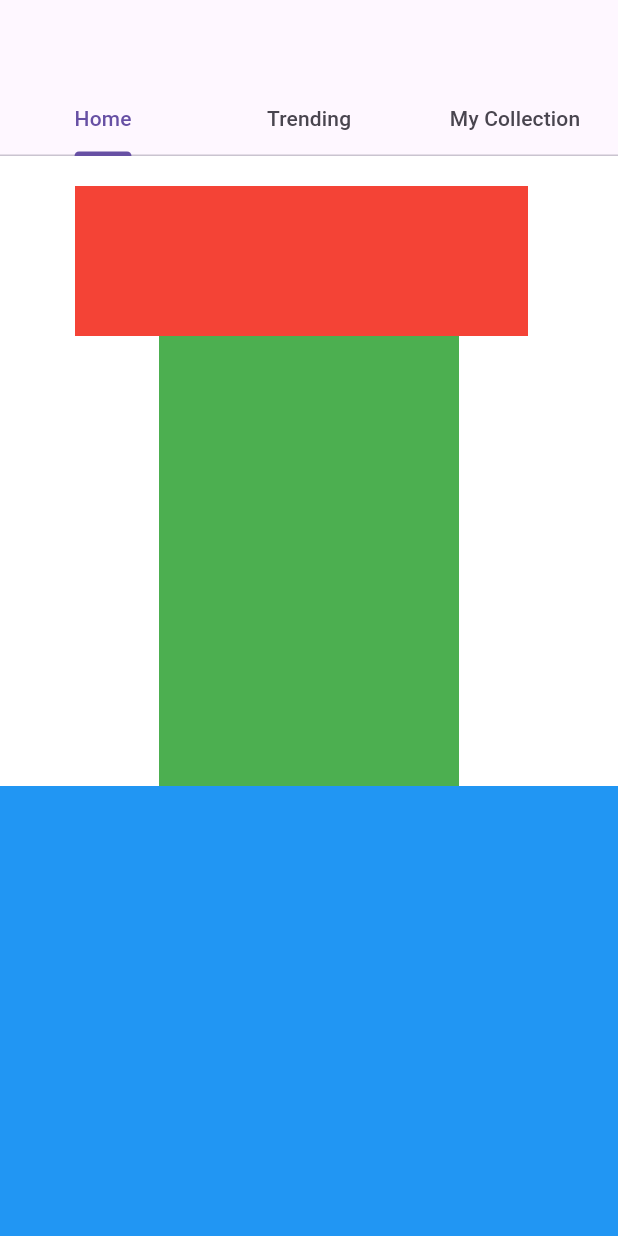
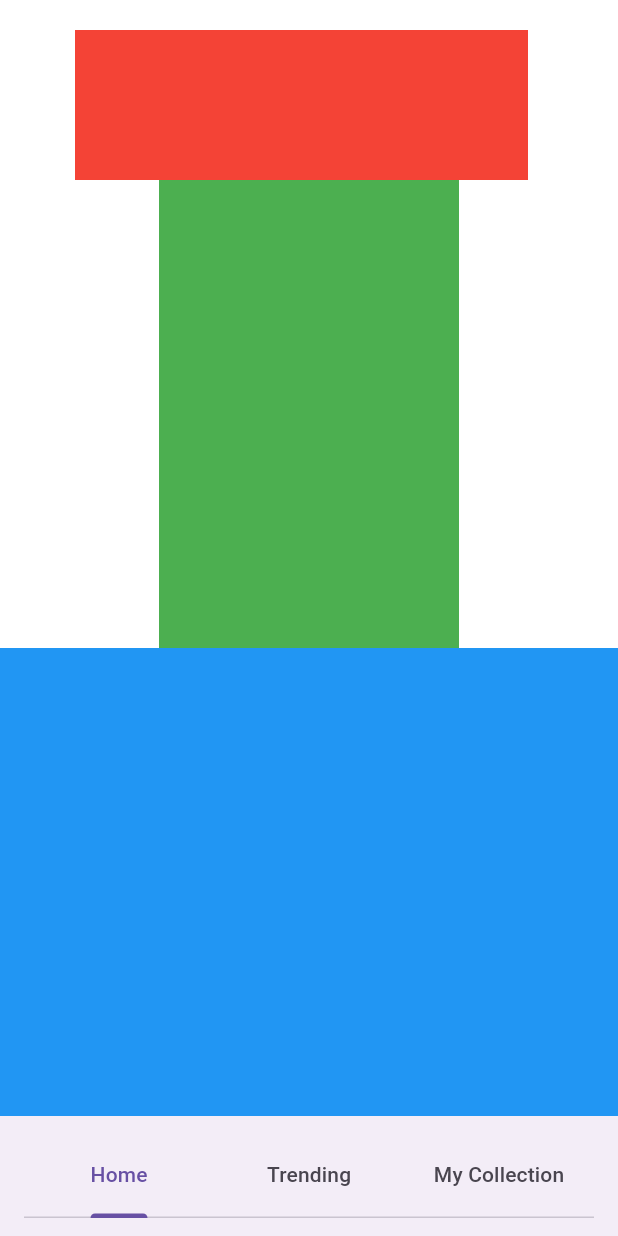
Before and after one commit to Hnonstoph00/flutter1, a Flutter app: the screen it shows after launch, on a phone screen of 412 x 824 dp. Run offline on Flutter 3.47's test engine with Material 3 defaults, Android fonts, the phone set to English and light mode, and no system bars.

Commit message:
bottom_tabbar

```diff
--- a/lib/Screen/Trending/trending_view.dart
+++ b/lib/Screen/Trending/trending_view.dart
@@ -12,7 +12,7 @@ class TrendingView extends StatelessWidget {
     // TODO: implement build
 
     return GridView.count(
-      childAspectRatio: 2/1,
+      childAspectRatio: 2/4,
       primary: false,
       padding: const EdgeInsets.all(20),
       crossAxisCount: 2,
--- a/lib/main.dart
+++ b/lib/main.dart
@@ -18,20 +18,28 @@ class MainApp extends StatelessWidget {
       theme: ThemeData(
         primarySwatch: Colors.blue,
       ),
-      home: MainView(),
+      home: const MainView(),
     );
   }
 }
 
 class MainView extends StatelessWidget {
   const MainView({super.key});
+
   @override
   Widget build(BuildContext context) {
-    return DefaultTabController(
+    return const DefaultTabController(
       length: 3,  // Number of tabs
       child: Scaffold(
-        appBar: AppBar(
-          bottom: const TabBar(
+        body: TabBarView(
+          children: [
+            HomeView(),
+            TrendingView(),
+            MyCollectionView(),
+          ],
+        ),
+        bottomNavigationBar: BottomAppBar(
+          child: TabBar(
             tabs: [
               Tab(text: 'Home'),
               Tab(text: 'Trending'),
@@ -39,13 +47,6 @@ class MainView extends StatelessWidget {
             ],
           ),
         ),
-        body: const TabBarView(
-          children: const [
-            HomeView(),
-            TrendingView(),
-            MyCollectionView(),
-          ],
-        ),
       ),
     );
   }
```
Also changed, not shown: lib/Screen/Trending/Item/trending_item.dart (+14 -1 lines), flutter_01.png (added).
